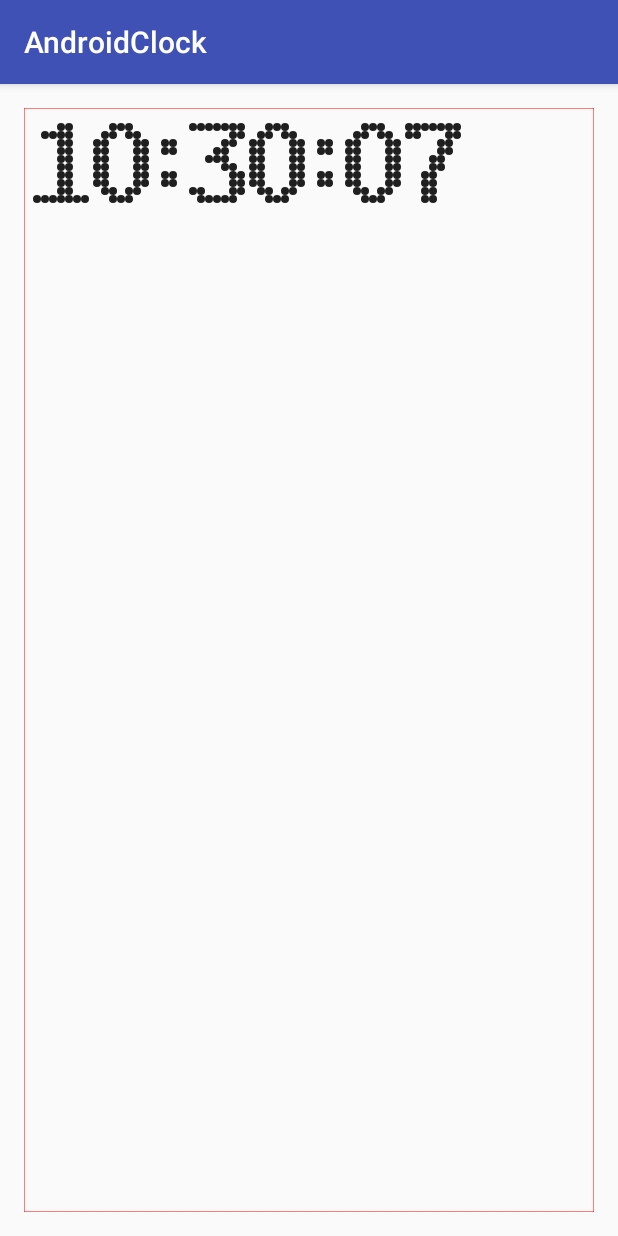
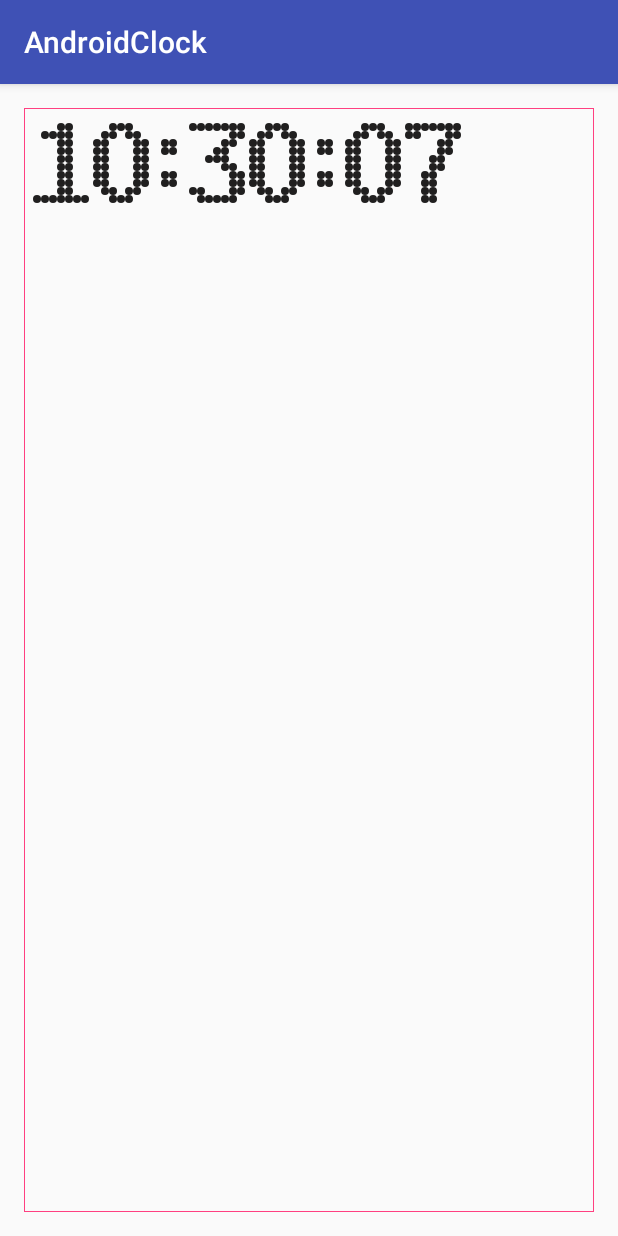
Before and after one commit to suzp1984/AndroidClock, an Android app: the screen it shows after launch (MainActivity), on a phone screen of 412 x 824 dp. Run offline under Robolectric (Android 15) with nearby library versions, the phone set to English and light mode, and no system bars.

Commit message:
add more custome attributes

```diff
--- a/app/src/main/java/suzp1984/github/io/androidclock/widget/ClockView.java
+++ b/app/src/main/java/suzp1984/github/io/androidclock/widget/ClockView.java
@@ -157,7 +157,11 @@ public class ClockView extends View {
 
     private Paint mBallPaint;
     private Paint mRectPaint;
+
     private int mBallColor;
+    private boolean mShowBorder = false;
+    private int mBorderColor;
+    private int mBorderWidth;
 
     private RectF mBounds;
 
@@ -193,7 +197,9 @@ public class ClockView extends View {
     public void onDraw(Canvas canvas) {
         super.onDraw(canvas);
 
-        canvas.drawRect(mBounds, mRectPaint);
+        if (mShowBorder) {
+            canvas.drawRect(mBounds, mRectPaint);
+        }
 
         render(canvas);
     }
@@ -224,27 +230,67 @@ public class ClockView extends View {
         setMeasuredDimension(w, h);
     }*/
 
+    public int getBallColor() {
+        return mBallColor;
+    }
+
+    public void setBallColor(int mBallColor) {
+        this.mBallColor = mBallColor;
+    }
+
+    public boolean isShowBorder() {
+        return mShowBorder;
+    }
+
+    public void setShowBorder(boolean mShowBorder) {
+        this.mShowBorder = mShowBorder;
+    }
+
+    public int getBorderColor() {
+        return mBorderColor;
+    }
+
+    public void setBorderColor(int mBorderColor) {
+        this.mBorderColor = mBorderColor;
+    }
+
+    public int getBorderWidth() {
+        return mBorderWidth;
+    }
+
+    public void setBorderWidth(int mBorderWidth) {
+        this.mBorderWidth = mBorderWidth;
+    }
+
+
     private void initAttributes(Context context, AttributeSet attrs) {
         TypedArray a = context.getTheme().obtainStyledAttributes(attrs, R.styleable.ClockView, 0, 0);
 
         try {
             mBallColor = a.getColor(R.styleable.ClockView_ballColor, 0x201f1f);
+            mShowBorder = a.getBoolean(R.styleable.ClockView_showBorder, false);
+            mBorderColor = a.getColor(R.styleable.ClockView_borderColor, 0xffff0000);
+            mBorderWidth = a.getInt(R.styleable.ClockView_borderWidth, 2);
         } finally {
             a.recycle();
         }
     }
 
     private void init() {
+        mBallColor = mBallColor != 0 ? mBallColor : 0x201f1f;
+        mBorderColor = mBorderColor != 0 ? mBorderColor : 0xffff0000;
+        mBorderWidth = mBorderWidth != 0 ? mBorderWidth : 1;
+
+
         mBallPaint = new Paint(Paint.ANTI_ALIAS_FLAG);
         // mBallPaint.setColor(0xff201F1F);
-        mBallColor = mBallColor != 0 ? mBallColor : 0x201f1f;
 
         mBallPaint.setColor(mBallColor);
         mBallPaint.setStyle(Paint.Style.FILL);
 
         mRectPaint = new Paint(Paint.ANTI_ALIAS_FLAG);
-        mRectPaint.setColor(0xffff0000);
-        mRectPaint.setStrokeWidth(1);
+        mRectPaint.setColor(mBorderColor);
+        mRectPaint.setStrokeWidth(mBorderWidth);
         mRectPaint.setStyle(Paint.Style.STROKE);
 
         Timer timer = new Timer();
--- a/app/src/main/res/layout/activity_main.xml
+++ b/app/src/main/res/layout/activity_main.xml
@@ -16,6 +16,9 @@
         android:layout_width="match_parent"
         android:layout_height="match_parent"
         custom:ballColor="@color/ball"
+        custom:showBorder="true"
+        custom:borderColor="@color/colorAccent"
+        custom:borderWidth="2"
         />
 
 </LinearLayout>
--- a/app/src/main/res/values/attrs.xml
+++ b/app/src/main/res/values/attrs.xml
@@ -2,5 +2,8 @@
 <resources>
     <declare-styleable name="ClockView">
         <attr name="ballColor" format="color" />
+        <attr name="showBorder" format="boolean" />
+        <attr name="borderColor" format="color" />
+        <attr name="borderWidth" format="integer" />
     </declare-styleable>
 </resources>
```
